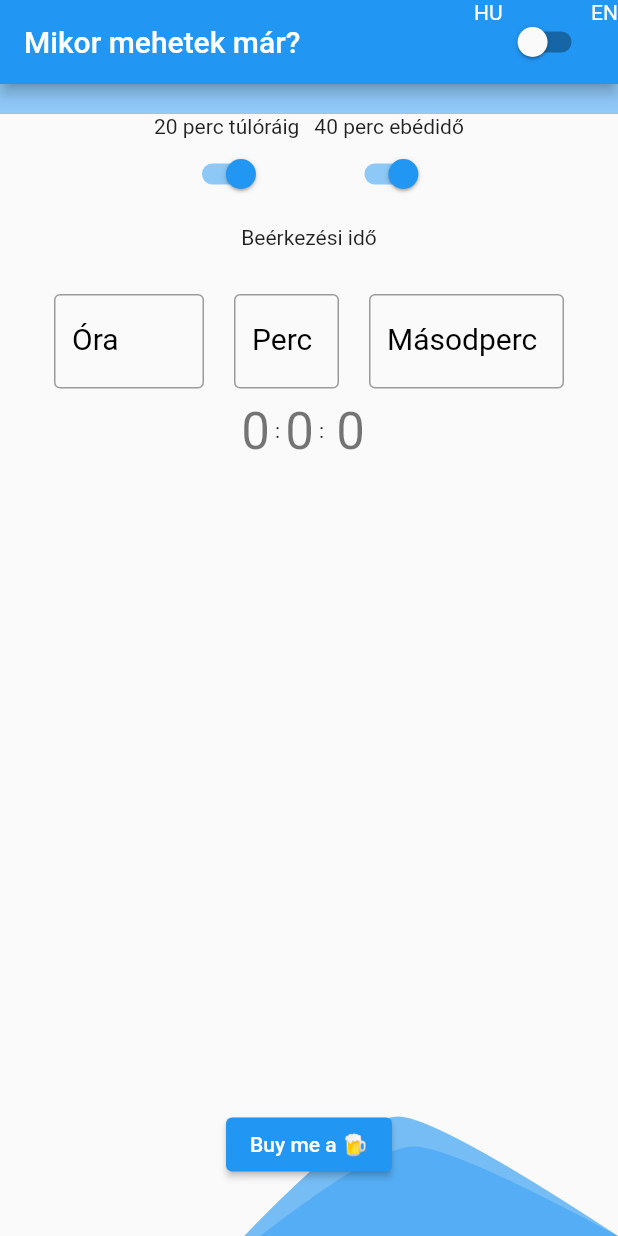
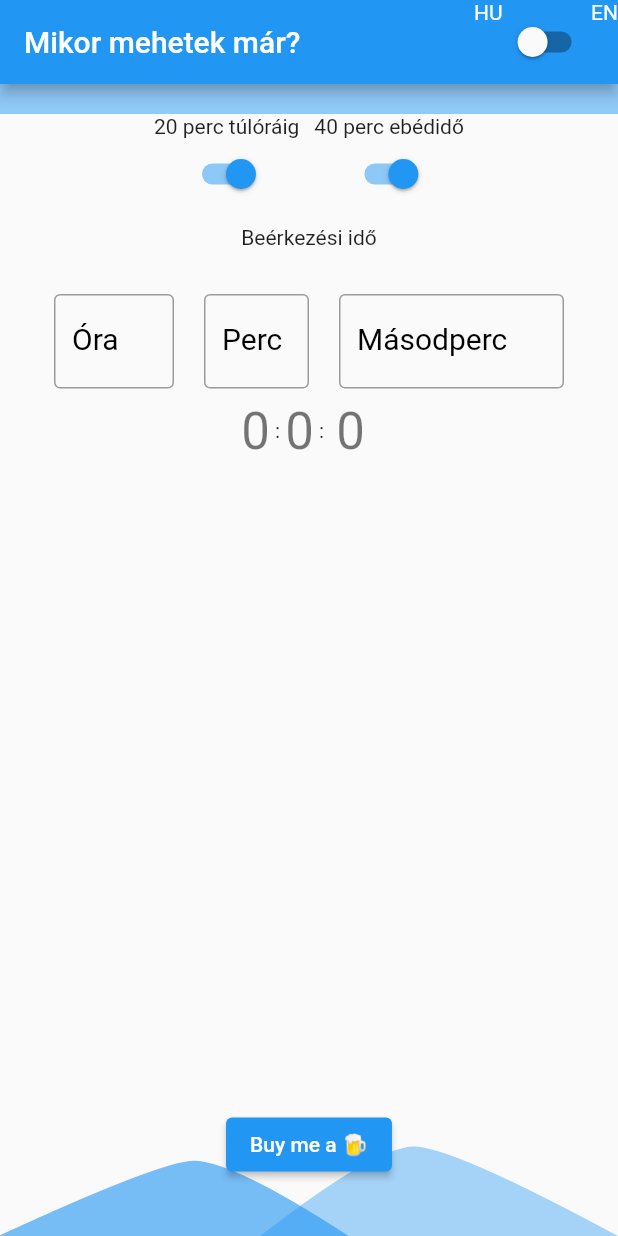
Before and after one commit to ilikecoding34/flutter_worktimer, a Flutter app: the screen it shows after launch, on a phone screen of 412 x 824 dp. Run offline on Flutter 3.47's test engine with Material 2 defaults, Android fonts, the phone set to English and light mode, and no system bars; missing offline and left inert: dart:html.

```diff
--- a/lib/input_widget_hour.dart
+++ b/lib/input_widget_hour.dart
@@ -5,14 +5,12 @@ class CustomInputhour extends StatefulWidget {
   CustomInputhour(
       {Key? key,
       required this.controller,
-      required this.textsfw,
-      required this.textmfw,
+      required this.textw,
       required this.fsize,
       required this.eng})
       : super(key: key);
   bool eng;
-  double textsfw;
-  double textmfw;
+  double textw;
   double fsize;
   TextEditingController controller;
 
@@ -26,7 +24,7 @@ class _CustomInputState extends State<CustomInputhour> {
     return AnimatedContainer(
       duration: Duration(seconds: 1),
       curve: Curves.fastOutSlowIn,
-      width: widget.textmfw,
+      width: widget.textw,
       child: widget.eng
           ? TextField(
               keyboardType: TextInputType.number,
--- a/lib/input_widget_min.dart
+++ b/lib/input_widget_min.dart
@@ -5,14 +5,12 @@ class CustomInputmin extends StatefulWidget {
   CustomInputmin(
       {Key? key,
       required this.controller,
-      required this.textsfw,
-      required this.textmfw,
+      required this.textw,
       required this.fsize,
       required this.eng})
       : super(key: key);
   bool eng;
-  double textsfw;
-  double textmfw;
+  double textw;
   double fsize;
   TextEditingController controller;
 
@@ -61,7 +59,7 @@ class _CustomInputState extends State<CustomInputmin> {
     return AnimatedContainer(
       duration: Duration(seconds: 1),
       curve: Curves.fastOutSlowIn,
-      width: widget.textmfw - sizereduce,
+      width: widget.textw - sizereduce,
       child: widget.eng
           ? TextField(
               keyboardType: TextInputType.number,
--- a/lib/input_widget_sec.dart
+++ b/lib/input_widget_sec.dart
@@ -5,14 +5,12 @@ class CustomInputsec extends StatefulWidget {
   CustomInputsec(
       {Key? key,
       required this.controller,
-      required this.textsfw,
-      required this.textmfw,
+      required this.textw,
       required this.fsize,
       required this.eng})
       : super(key: key);
   bool eng;
-  double textsfw;
-  double textmfw;
+  double textw;
   double fsize;
   TextEditingController controller;
 
@@ -64,7 +62,7 @@ class _CustomInputState extends State<CustomInputsec> {
     return AnimatedContainer(
       duration: Duration(seconds: 1),
       curve: Curves.fastOutSlowIn,
-      width: widget.textmfw - sizereduce,
+      width: widget.textw - sizereduce,
       child: widget.eng
           ? TextField(
               keyboardType: TextInputType.number,
--- a/lib/main.dart
+++ b/lib/main.dart
@@ -40,8 +40,10 @@ class MyHomePage extends StatefulWidget {
 }
 
 class _MyHomePageState extends State<MyHomePage> with TickerProviderStateMixin {
-  late Animation<double> animation;
-  late AnimationController controller;
+  late Animation<double> animationfront;
+  late Animation<double> animationback;
+  late AnimationController controllerfront;
+  late AnimationController controllerback;
 
   final arrivehour = TextEditingController();
   final arrivemin = TextEditingController();
@@ -76,6 +78,7 @@ class _MyHomePageState extends State<MyHomePage> with TickerProviderStateMixin {
     if (arrivehour.text.isNotEmpty &&
         arrivemin.text.isNotEmpty &&
         arrivesec.text.isNotEmpty) {
+      setState(() {
         textvisible = true;
         final endtime = DateTime(
             now.year,
@@ -104,6 +107,7 @@ class _MyHomePageState extends State<MyHomePage> with TickerProviderStateMixin {
             "${value.inHours % 24} : ${value.inMinutes % 60} : ${value.inSeconds % 60}";
         absolutendtext =
             "${value2.inHours % 24} : ${value2.inMinutes % 60} : ${value2.inSeconds % 60}";
+      });
     } else {
       textvisible = false;
     }
@@ -137,27 +141,25 @@ class _MyHomePageState extends State<MyHomePage> with TickerProviderStateMixin {
   void initState() {
     super.initState();
 
-    controller = AnimationController(
+    controllerfront = AnimationController(
       vsync: this,
       duration: Duration(seconds: 4),
     );
 
-    Tween<double> _rotationTween = Tween(begin: -math.pi, end: math.pi);
+    controllerback = AnimationController(
+      vsync: this,
+      duration: Duration(seconds: 6),
+    );
 
-    animation = _rotationTween.animate(
-        new CurvedAnimation(parent: controller, curve: Curves.easeInOut))
-      ..addListener(() {
-        setState(() {});
-      })
-      ..addStatusListener((status) {
-        if (status == AnimationStatus.completed) {
-          controller.repeat(reverse: true);
-        } else if (status == AnimationStatus.dismissed) {
-          controller.forward();
-        }
-      });
+    Tween<double> waveTween = Tween(begin: -math.pi, end: math.pi);
 
-    controller.repeat(reverse: true);
+    animationfront = waveTween.animate(
+        new CurvedAnimation(parent: controllerfront, curve: Curves.easeInOut));
+    animationback = waveTween.animate(
+        new CurvedAnimation(parent: controllerback, curve: Curves.easeInOut));
+
+    controllerfront.repeat(reverse: true);
+    controllerback.repeat(reverse: true);
 
     _isRunning = true;
     Timer.periodic(Duration(seconds: 1), (Timer timer) {
@@ -172,10 +174,13 @@ class _MyHomePageState extends State<MyHomePage> with TickerProviderStateMixin {
   Widget build(BuildContext context) {
     final double width = MediaQuery.of(context).size.width;
     final double height = MediaQuery.of(context).size.height;
+    String hungariantextovertime =
+        fail ? "már mindegy..." : "(Ez előtt tuti: $absolutendtext)";
+    String englishtextovertime =
+        fail ? 'never mind...' : '(go before: $absolutendtext)';
     String overtext = english ? 'overtime:' : 'túlóra';
-    String warningtext = english
-        ? (fail ? 'never mind...' : '(go before: $absolutendtext)')
-        : (fail ? "már mindegy..." : "(Ez előtt tuti: $absolutendtext)");
+    String warningtext =
+        english ? (englishtextovertime) : (hungariantextovertime);
     return Scaffold(
         resizeToAvoidBottomInset: false,
         appBar: AppBar(
@@ -195,19 +200,19 @@ class _MyHomePageState extends State<MyHomePage> with TickerProviderStateMixin {
         ),
         body: Stack(children: [
           Positioned(
-            child: CustomPaint(
-              size: Size(width,
-                  height), //You can Replace [WIDTH] with your desired width for Custom Paint and height will be calculated automatically
-              painter: RPSCustomPainter(animation.value, dinpercentage, true),
-            ),
-          ),
+              child: Waveanimation(
+                  width: width,
+                  height: height,
+                  animation: animationfront,
+                  dinpercentage: dinpercentage,
+                  front: true)),
           Positioned(
-            child: CustomPaint(
-              size: Size(width,
-                  height), //You can Replace [WIDTH] with your desired width for Custom Paint and height will be calculated automatically
-              painter: RPSCustomPainter(animation.value, dinpercentage, false),
-            ),
-          ),
+              child: Waveanimation(
+                  width: width,
+                  height: height,
+                  animation: animationback,
+                  dinpercentage: dinpercentage,
+                  front: false)),
           Column(children: [
             LinearProgressIndicator(
               value: dinpercentage,
@@ -258,22 +263,19 @@ class _MyHomePageState extends State<MyHomePage> with TickerProviderStateMixin {
               children: <Widget>[
                 CustomInputhour(
                     controller: arrivehour,
-                    textsfw: textsfw,
-                    textmfw: textmfw,
+                    textw: texthfw,
                     fsize: fsize,
                     eng: english),
                 Padding(
                     padding: EdgeInsets.only(left: 20, right: 20),
                     child: CustomInputmin(
                         controller: arrivemin,
-                        textsfw: textsfw,
-                        textmfw: textmfw,
+                        textw: textmfw,
                         fsize: fsize,
                         eng: english)),
                 CustomInputsec(
                     controller: arrivesec,
-                    textsfw: textsfw,
-                    textmfw: textmfw,
+                    textw: textsfw,
                     fsize: fsize,
                     eng: english)
               ],
--- a/lib/wave_widget.dart
+++ b/lib/wave_widget.dart
@@ -1,4 +1,34 @@
 import 'package:flutter/material.dart';
+
+class Waveanimation extends StatelessWidget {
+  Waveanimation(
+      {Key? key,
+      required this.width,
+      required this.height,
+      required this.animation,
+      required this.dinpercentage,
+      required this.front})
+      : super(key: key);
+  final double width;
+  final double height;
+  final Animation<double> animation;
+  final double dinpercentage;
+  final bool front;
+
+  @override
+  Widget build(BuildContext context) {
+    return AnimatedBuilder(
+      animation: animation,
+      builder: (_, __) {
+        return CustomPaint(
+          size: Size(width,
+              height), //You can Replace [WIDTH] with your desired width for Custom Paint and height will be calculated automatically
+          painter: RPSCustomPainter(animation.value, dinpercentage, front),
+        );
+      },
+    );
+  }
+}
 
 class RPSCustomPainter extends CustomPainter {
   double value;
```
Lines whose indentation alone changed are shown as unchanged.
